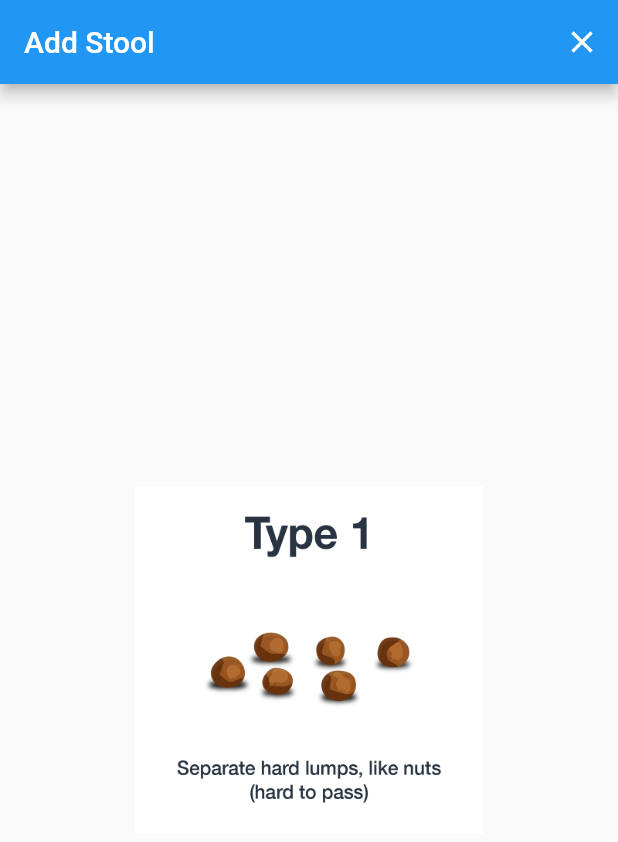
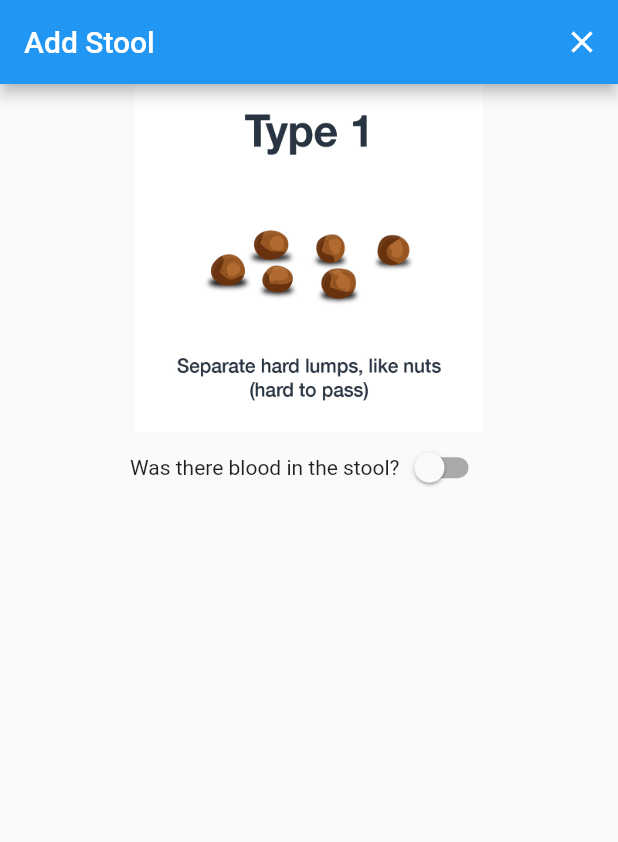
Before and after one commit to dconlisk/bristol-stool-chart-flutter-app, a Flutter app: the AddPage screen opened by its route, on a phone screen of 412 x 824 dp. Shown: the top 842 px of the screen. Run offline on Flutter 3.47's test engine with Material 2 defaults, Android fonts, the phone set to English and light mode, and no system bars; drawn by our look-alikes of carousel_slider; our stand-ins replace auto_route, dartz, freezed_annotation, google_fonts, hooks_riverpod, intro_slider and 3 more; accounts and stored records are empty.

Commit message:
Created AddStoolNotifier and wired up add page

```diff
--- a/lib/presentation/add_page.dart
+++ b/lib/presentation/add_page.dart
@@ -1,11 +1,24 @@
+import 'package:bristol_stool_chart/shared/providers.dart';
 import 'package:carousel_slider/carousel_slider.dart';
 import 'package:flutter/material.dart';
+import 'package:hooks_riverpod/hooks_riverpod.dart';
 
-class AddPage extends StatelessWidget {
+class AddPage extends ConsumerStatefulWidget {
   const AddPage({Key? key}) : super(key: key);
 
   @override
-  Widget build(BuildContext context) {
+  _AddPageState createState() => _AddPageState();
+}
+
+class _AddPageState extends ConsumerState<AddPage> {
+  @override
+  void initState() {
+    super.initState();
+    ref.read(addStoolNotifierProvider.notifier).initialise();
+  }
+
+  @override
+  Widget build(context) {
     return Scaffold(
       appBar: AppBar(
         title: const Text('Add Stool'),
@@ -14,8 +27,18 @@ class AddPage extends StatelessWidget {
           CloseButton(),
         ],
       ),
-      body: Center(
-        child: CarouselSlider(
+      body: Consumer(
+        builder: (context, ref, child) {
+          final addStoolState = ref.watch(addStoolNotifierProvider);
+          return addStoolState.map(
+            initial: (_) => const Center(
+              child: CircularProgressIndicator(),
+            ),
+            initialised: (state) {
+              return Center(
+                child: Column(
+                  children: [
+                    CarouselSlider(
                       items: [
                         Image.asset('assets/images/stooltype1.jpg'),
                         Image.asset('assets/images/stooltype2.jpg'),
@@ -25,10 +48,32 @@ class AddPage extends StatelessWidget {
                         Image.asset('assets/images/stooltype6.jpg'),
                         Image.asset('assets/images/stooltype7.jpg'),
                       ],
-          options: CarouselOptions(onPageChanged: (index, reason) {
+                      options: CarouselOptions(
+                        onPageChanged: (index, reason) {
                           // TODO: Store in state: _selectedType = index + 1;
+                        },
+                      ),
+                    ),
+                    if (!state.showBloodOption)
+                      Row(
+                        mainAxisAlignment: MainAxisAlignment.center,
+                        children: <Widget>[
+                          const Text('Was there blood in the stool?'),
+                          Switch(
+                              value: state.stool.hasBlood,
+                              onChanged: (hasBlood) {
+                                ref
+                                    .read(addStoolNotifierProvider.notifier)
+                                    .setBlood(hasBlood);
                               }),
+                        ],
                       ),
+                  ],
+                ),
+              );
+            },
+          );
+        },
       ),
     );
   }
--- a/lib/presentation/graph_info_page.dart
+++ b/lib/presentation/graph_info_page.dart
@@ -1,4 +1,3 @@
-import 'package:auto_route/auto_route.dart';
 import 'package:flutter/material.dart';
 
 class GraphInfoPage extends StatelessWidget {
--- a/lib/shared/providers.dart
+++ b/lib/shared/providers.dart
@@ -1,3 +1,4 @@
+import 'package:bristol_stool_chart/application/add_stool_notifier.dart';
 import 'package:bristol_stool_chart/application/graph_notifier.dart';
 import 'package:bristol_stool_chart/application/intro_notifier.dart';
 import 'package:bristol_stool_chart/infrastructure/sembast_database.dart';
@@ -19,3 +20,7 @@ final introNotifierProvider = StateNotifierProvider<IntroNotifier, IntroState>(
 
 final graphNotifierProvider = StateNotifierProvider<GraphNotifier, GraphState>(
     (ref) => GraphNotifier(ref.watch(stoolRepositoryProvider)));
+
+final addStoolNotifierProvider =
+    StateNotifierProvider<AddStoolNotifier, AddStoolState>(
+        (ref) => AddStoolNotifier());
```
Also changed, not shown: lib/application/add_stool_notifier.dart (added, +46 -0 lines), lib/application/add_stool_notifier.freezed.dart (added). Lines whose indentation alone changed are shown as unchanged.
